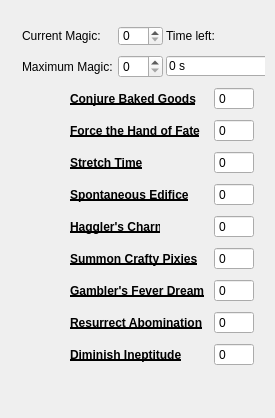
First picture: the form in GrimoireCalculator.ui, repository Asers387/GrimoireCalculator, before the edit.
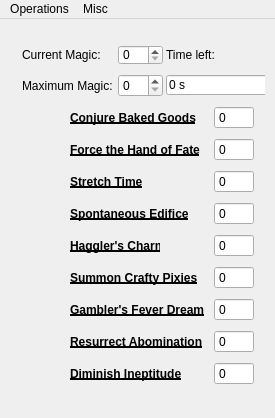
Second picture: the form after the edit. Icons and pictures are not drawn.

Commit message: Updated UI, implemented time countdown with Real-Time

```diff
--- a/GrimoireCalculator.ui
+++ b/GrimoireCalculator.ui
@@ -170,7 +170,7 @@
      <bool>true</bool>
     </property>
    </widget>
-   <widget class="QWidget" name="">
+   <widget class="QWidget" name="layoutWidget">
     <property name="geometry">
      <rect>
       <x>11</x>
@@ -762,6 +762,23 @@
      <height>21</height>
     </rect>
    </property>
+   <widget class="QMenu" name="miscMenu">
+    <property name="title">
+     <string>Misc</string>
+    </property>
+    <addaction name="realTimeAction"/>
+    <addaction name="helpAction"/>
+    <addaction name="aboutAction"/>
+   </widget>
+   <widget class="QMenu" name="menuOperations">
+    <property name="title">
+     <string>Operations</string>
+    </property>
+    <addaction name="calculateAction"/>
+    <addaction name="maxCurrentMagicAction"/>
+   </widget>
+   <addaction name="menuOperations"/>
+   <addaction name="miscMenu"/>
   </widget>
  </widget>
  <layoutdefault spacing="6" margin="11"/>
```
Left out of the diff: 114 changed lines with no effect on the pictures. The commit also changes 4 other files.
